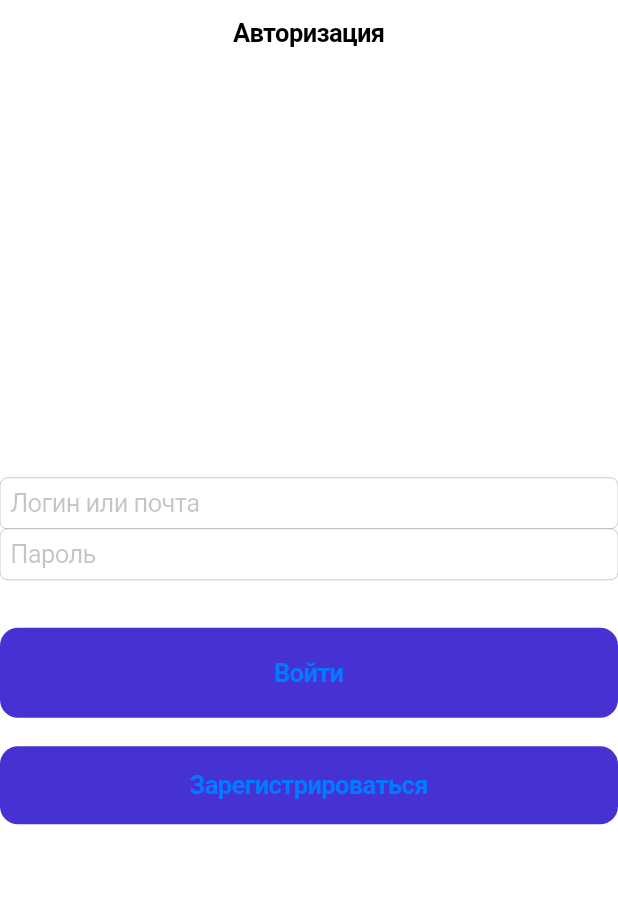
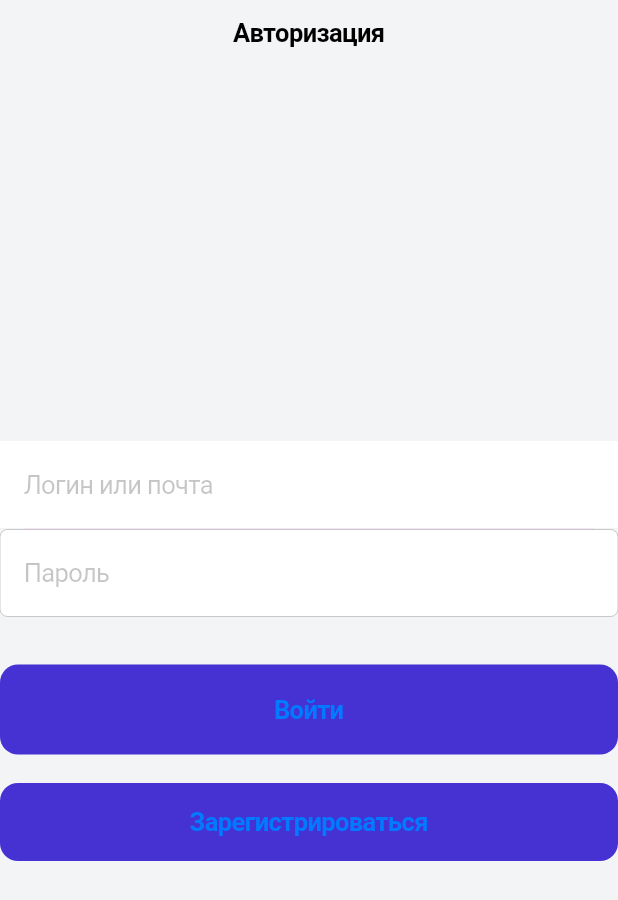
Before and after one commit to AVS199/first_project_on_flutter, a Flutter app: the screen it shows after launch, on a phone screen of 412 x 824 dp. Shown: the top 900 px of the screen. Run offline on Flutter 3.47's test engine with Material 2 defaults, Android fonts, the phone set to English and light mode, and no system bars.

Commit message:
AuthScreen

```diff
--- a/lib/src/screens/auth/auth_screen.dart
+++ b/lib/src/screens/auth/auth_screen.dart
@@ -6,7 +6,10 @@ class AuthScreen extends StatelessWidget {
   @override
   Widget build(BuildContext context) {
     return CupertinoPageScaffold(
+      backgroundColor: Color(0xFFF3F4F6),
       navigationBar: CupertinoNavigationBar(
+        backgroundColor: CupertinoColors.white,
+        border: Border(),
         middle: Text('Авторизация'),
       ),
       child: SafeArea(
@@ -16,8 +19,18 @@ class AuthScreen extends StatelessWidget {
           children: [
             CupertinoTextField(
               placeholder: 'Логин или почта',
+              decoration: BoxDecoration(
+                color: CupertinoColors.white,
+              ),
+              padding: const EdgeInsets.symmetric(vertical: 19, horizontal: 16),
+            ),
+            Container(
+              height: 1,
+              color: Color(0xFFE06ED),
+              margin: const EdgeInsets.symmetric(horizontal: 16),
             ),
             CupertinoTextField(
+              padding: const EdgeInsets.symmetric(vertical: 19, horizontal: 16),
               placeholder: 'Пароль',
             ),
             SizedBox(
```
